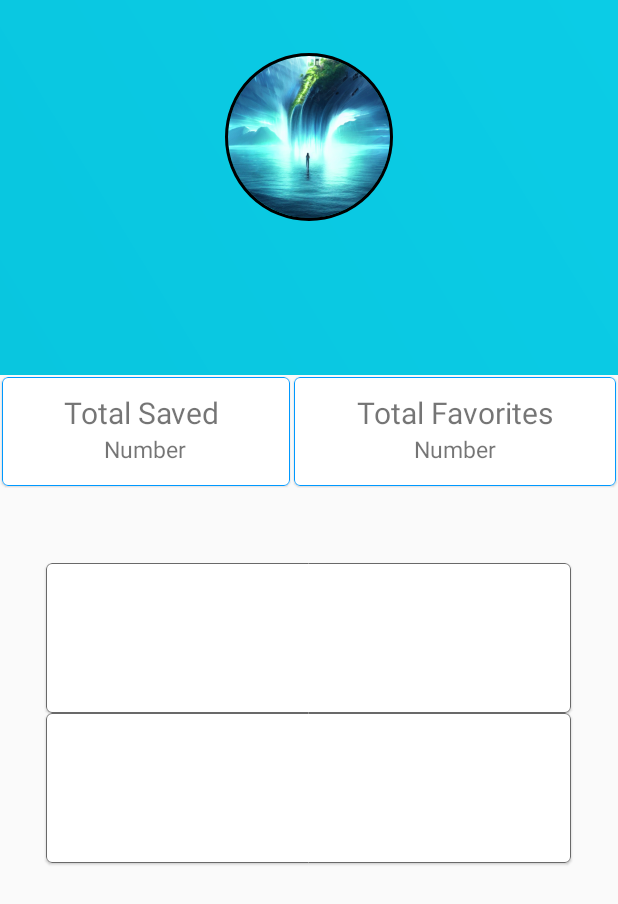
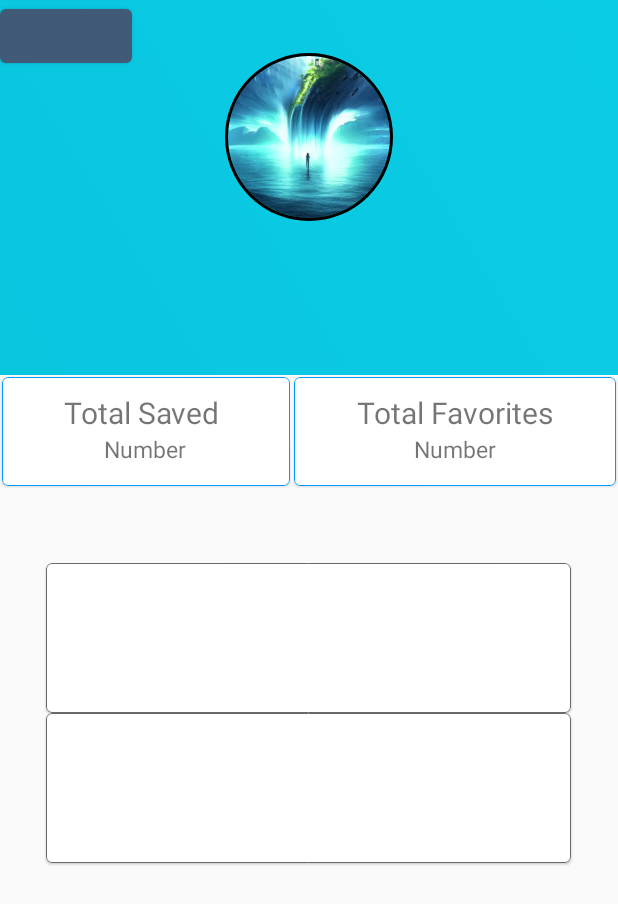
Before and after one commit to umbyf117/PCBuilder, an Android app: the HomeActivity screen opened directly, with no data from a screen before it, after a tap on an icon or button, on a phone screen of 412 x 824 dp. Shown: the top 904 px of the screen. Run offline under Robolectric (Android 15) with nearby library versions, the phone set to English and light mode, and no system bars; our stand-ins replace CircleImageView, Firebase (no records; nobody signed in at launch, a user with empty details on screens opened directly), navigation-ui; libraries missing offline, so code that uses them is left out: com.firebase.ui.

Commit message:
deleted obsolete files

```diff
--- a/app/src/main/java/com/example/socialgaming/view/HomeActivity.java
+++ b/app/src/main/java/com/example/socialgaming/view/HomeActivity.java
@@ -21,6 +21,7 @@ import androidx.navigation.ui.NavigationUI;
 
 import com.example.socialgaming.R;
 import com.example.socialgaming.databinding.MenuActivityBinding;
+import com.example.socialgaming.ui.Settings.SettingsFragment;
 import com.example.socialgaming.ui.profile.ProfileFragment;
 import com.example.socialgaming.utils.BuildUtils;
 import com.example.socialgaming.utils.FragmentUtils;
@@ -86,21 +87,9 @@ public class HomeActivity extends AppCompatActivity {
 
     }
 
-    /*public void onDataChange(@NonNull DataSnapshot snapshot){
-        ReadWriteUserDetails readWriteUserDetails = snapshot.getValue(ReadWriteUserDetails.class);
-        if(readWriteUserDetails != null){
-
-        }
-    }*/
 
     public FirebaseUser getUserData() {
         return viewModel.getUserLiveData().getValue();
-    }
-
-    @Override
-    public boolean onCreateOptionsMenu(Menu menu){
-        getMenuInflater().inflate(R.menu.menu, menu);
-        return true;
     }
 
     @Override
--- a/app/src/main/res/layout/fragment_profile.xml
+++ b/app/src/main/res/layout/fragment_profile.xml
@@ -9,9 +9,15 @@
     android:id="@+id/profFragm">
 
     <RelativeLayout
+        android:id="@+id/rlProfile"
         android:layout_width="match_parent"
         android:layout_height="match_parent"
         android:layout_gravity="center">
+
+        <Button
+            android:id="@+id/btnSettings"
+            android:layout_width="wrap_content"
+            android:layout_height="wrap_content"/>
 
         <LinearLayout
             android:background="@drawable/gradient_background"
@@ -28,6 +34,8 @@
                 app:civ_border_color="#FF000000"
                 app:civ_border_width="2dp"
                 android:src="@drawable/profpic"/>
+
+
 
             <TextView
                 android:layout_width="wrap_content"
--- a/app/src/main/res/menu/menu.xml
+++ /dev/null
@@ -1,10 +0,0 @@
-<?xml version="1.0" encoding="utf-8"?>
-<menu xmlns:android="http://schemas.android.com/apk/res/android"
-    xmlns:app="http://schemas.android.com/apk/res-auto">
-    <item
-        android:id="@+id/act_settings"
-        android:orderInCategory="100"
-        android:title="@string/settings"
-        app:showAsAction="never"/>
-
-</menu>
--- a/app/src/main/res/navigation/nav_graph.xml
+++ b/app/src/main/res/navigation/nav_graph.xml
@@ -37,12 +37,6 @@
         android:label="@string/search"
         tools:layout="@layout/fragment_search"/>
 
-    <fragment
-        android:id="@+id/nav_logout"
-        android:name="com.example.socialgaming.ui.logout.LogoutFragment"
-        android:label="@string/logout"
-        tools:layout="@layout/fragment_logout"/>
-
     <activity
         android:id="@+id/loginActivity"
         android:name="com.example.socialgaming.view.LoginActivity"
```
Also changed, not shown: app/src/main/java/com/example/socialgaming/ui/logout/LogoutFragment.java (deleted, +0 -79 lines), app/src/main/res/layout/fragment_logout.xml (deleted, +0 -47 lines).
